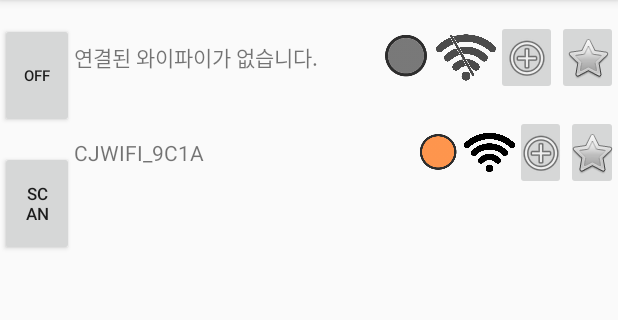
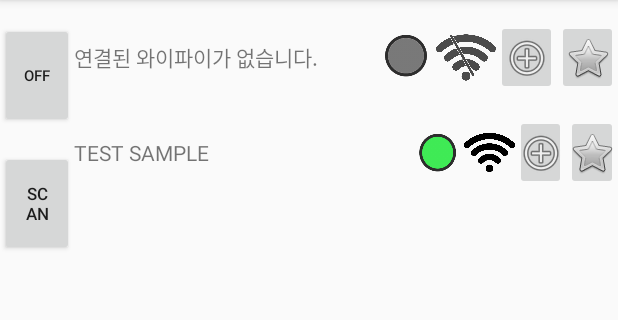
Before and after one commit to Maple-Factory/MapleFi, an Android app: the screen it shows after launch (MainActivity), on a phone screen of 412 x 824 dp, the part 84-404 px from its top. Run offline under Robolectric (Android 15) with nearby library versions, the phone set to English and light mode, and no system bars; our stand-ins replace data binding.

Commit message:
Add test item

```diff
--- a/app/src/main/java/com/example/maplefi/MainActivity.java
+++ b/app/src/main/java/com/example/maplefi/MainActivity.java
@@ -159,7 +159,7 @@ public class MainActivity extends AppCompatActivity implements MainActivityNavig
         updateNowAp();
 
         // - 테스트 샘플
-        addItem("CJWIFI_9C1A","[WPA-PSK-CCMP+TKIP]",-50,-1);
+        addItem("TEST SAMPLE","[WPA-PSK-CCMP+TKIP][WPA2-PSK-CCMP+TKIP][WPS][ESS]",-50,-1);
 //        addItem("IPTIME","[WEP][ESS]",-80);
 
         WifiReceiver receiverWifi = new WifiReceiver();
```
